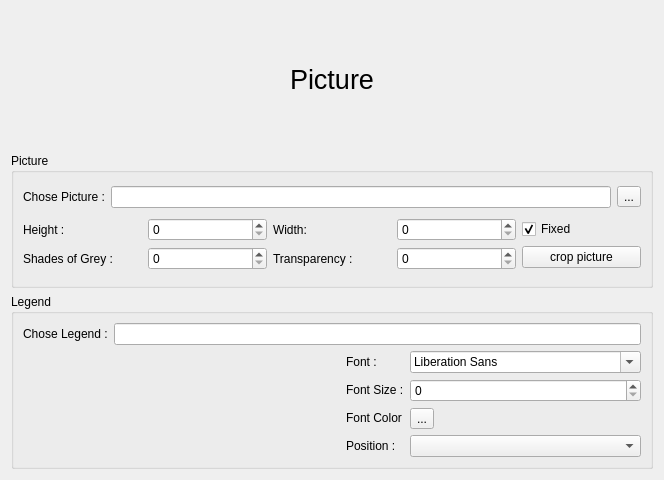
The window that sources/Forms/formpictures.ui (jose94752/ClipEdit) describes before a commit, drawn with Qt 5.
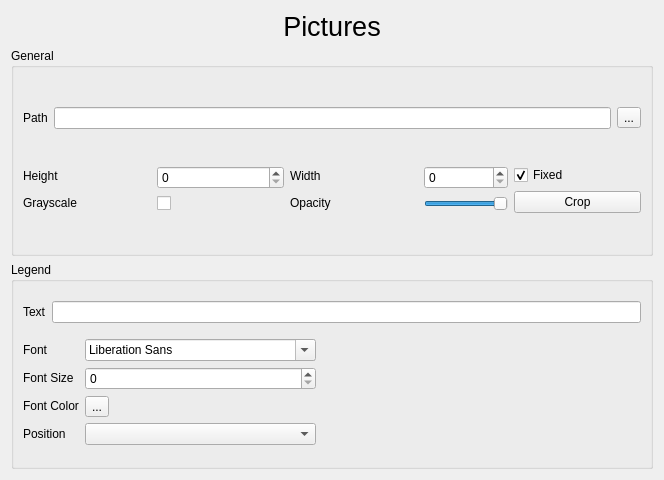
The same window after the commit. Custom widgets are drawn as their Qt base class.

Patch:
```diff
--- a/sources/Forms/formpictures.ui
+++ b/sources/Forms/formpictures.ui
@@ -13,55 +13,32 @@
   <property name="windowTitle">
    <string>Form</string>
   </property>
-  <layout class="QHBoxLayout" name="horizontalLayout_11">
-   <item>
-    <layout class="QVBoxLayout" name="verticalLayout_11">
-     <item>
-      <layout class="QHBoxLayout" name="horizontalLayout_5">
-       <item>
-        <spacer name="horizontalSpacer">
-         <property name="orientation">
-          <enum>Qt::Horizontal</enum>
-         </property>
-         <property name="sizeHint" stdset="0">
-          <size>
-           <width>40</width>
-           <height>20</height>
-          </size>
-         </property>
-        </spacer>
-       </item>
+  <layout class="QVBoxLayout" name="verticalLayout_8">
        <item>
         <widget class="QLabel" name="label_2">
+     <property name="sizePolicy">
+      <sizepolicy hsizetype="Preferred" vsizetype="Fixed">
+       <horstretch>0</horstretch>
+       <verstretch>0</verstretch>
+      </sizepolicy>
+     </property>
          <property name="font">
           <font>
            <pointsize>20</pointsize>
           </font>
          </property>
          <property name="text">
-          <string>Picture</string>
-         </property>
-        </widget>
-       </item>
-       <item>
-        <spacer name="horizontalSpacer_2">
-         <property name="orientation">
-          <enum>Qt::Horizontal</enum>
-         </property>
-         <property name="sizeHint" stdset="0">
-          <size>
-           <width>40</width>
-           <height>20</height>
-          </size>
-         </property>
-        </spacer>
-       </item>
-      </layout>
+      <string>Pictures</string>
+     </property>
+     <property name="alignment">
+      <set>Qt::AlignCenter</set>
+     </property>
+    </widget>
      </item>
      <item>
       <widget class="QGroupBox" name="groupBox_picture">
        <property name="title">
-        <string>Picture</string>
+      <string>General</string>
        </property>
        <layout class="QHBoxLayout" name="horizontalLayout_4">
         <item>
@@ -71,7 +48,7 @@
             <item>
              <widget class="QLabel" name="label_6">
               <property name="text">
-               <string>Chose Picture :</string>
+             <string>Path</string>
               </property>
              </widget>
             </item>
@@ -98,14 +75,14 @@
               <item>
                <widget class="QLabel" name="label">
                 <property name="text">
-                 <string>Height :</string>
+               <string>Height</string>
                 </property>
                </widget>
               </item>
               <item>
                <widget class="QLabel" name="label_4">
                 <property name="text">
-                 <string>Shades of Grey :</string>
+               <string>Grayscale</string>
                 </property>
                </widget>
               </item>
@@ -121,9 +98,9 @@
                </widget>
               </item>
               <item>
-               <widget class="QSpinBox" name="spinBox_pic_sh">
-                <property name="maximum">
-                 <number>10000</number>
+             <widget class="QCheckBox" name="checkBox_pic_grayscale">
+              <property name="text">
+               <string/>
                 </property>
                </widget>
               </item>
@@ -134,14 +111,14 @@
               <item>
                <widget class="QLabel" name="label_3">
                 <property name="text">
-                 <string>Width:</string>
+               <string>Width</string>
                 </property>
                </widget>
               </item>
               <item>
                <widget class="QLabel" name="label_5">
                 <property name="text">
-                 <string>Transparency :</string>
+               <string>Opacity</string>
                 </property>
                </widget>
               </item>
@@ -157,9 +134,21 @@
                </widget>
               </item>
               <item>
-               <widget class="QSpinBox" name="spinBox_pic_t">
+             <widget class="QSlider" name="horizontalSlider_pic_opacity">
+              <property name="sizePolicy">
+               <sizepolicy hsizetype="Fixed" vsizetype="Fixed">
+                <horstretch>0</horstretch>
+                <verstretch>0</verstretch>
+               </sizepolicy>
+              </property>
                 <property name="maximum">
-                 <number>10000</number>
+               <number>255</number>
+              </property>
+              <property name="value">
+               <number>255</number>
+              </property>
+              <property name="orientation">
+               <enum>Qt::Horizontal</enum>
                 </property>
                </widget>
               </item>
@@ -180,7 +169,7 @@
               <item>
                <widget class="QPushButton" name="pushButton_pic_crop">
                 <property name="text">
-                 <string>crop picture</string>
+               <string>Crop</string>
                 </property>
                </widget>
               </item>
@@ -198,15 +187,13 @@
        <property name="title">
         <string>Legend</string>
        </property>
-       <layout class="QHBoxLayout" name="horizontalLayout_10">
-        <item>
          <layout class="QVBoxLayout" name="verticalLayout_10">
           <item>
            <layout class="QHBoxLayout" name="horizontalLayout">
             <item>
              <widget class="QLabel" name="label_10">
               <property name="text">
-               <string>Chose Legend :</string>
+           <string>Text</string>
               </property>
              </widget>
             </item>
@@ -216,35 +203,20 @@
            </layout>
           </item>
           <item>
-           <layout class="QHBoxLayout" name="horizontalLayout_9">
-            <item>
-             <spacer name="horizontalSpacer_3">
-              <property name="orientation">
-               <enum>Qt::Horizontal</enum>
-              </property>
-              <property name="sizeHint" stdset="0">
-               <size>
-                <width>40</width>
-                <height>20</height>
-               </size>
-              </property>
-             </spacer>
-            </item>
-            <item>
-             <layout class="QHBoxLayout" name="horizontalLayout_8">
+       <layout class="QHBoxLayout" name="horizontalLayout_5">
               <item>
                <layout class="QVBoxLayout" name="verticalLayout_7">
                 <item>
                  <widget class="QLabel" name="label_13">
                   <property name="text">
-                   <string>Font :</string>
+             <string>Font</string>
                   </property>
                  </widget>
                 </item>
                 <item>
                  <widget class="QLabel" name="label_11">
                   <property name="text">
-                   <string>Font Size :</string>
+             <string>Font Size</string>
                   </property>
                  </widget>
                 </item>
@@ -258,7 +230,7 @@
                 <item>
                  <widget class="QLabel" name="label_8">
                   <property name="text">
-                   <string>Position :</string>
+             <string>Position</string>
                   </property>
                  </widget>
                 </item>
@@ -288,16 +260,23 @@
                 </item>
                </layout>
               </item>
-             </layout>
-            </item>
-           </layout>
+        <item>
+         <spacer name="horizontalSpacer">
+          <property name="orientation">
+           <enum>Qt::Horizontal</enum>
+          </property>
+          <property name="sizeHint" stdset="0">
+           <size>
+            <width>40</width>
+            <height>20</height>
+           </size>
+          </property>
+         </spacer>
           </item>
          </layout>
         </item>
        </layout>
       </widget>
-     </item>
-    </layout>
    </item>
   </layout>
  </widget>
```
Left out of the diff: 3 changed lines with no effect on the pictures. Lines whose indentation alone changed are shown as unchanged.
